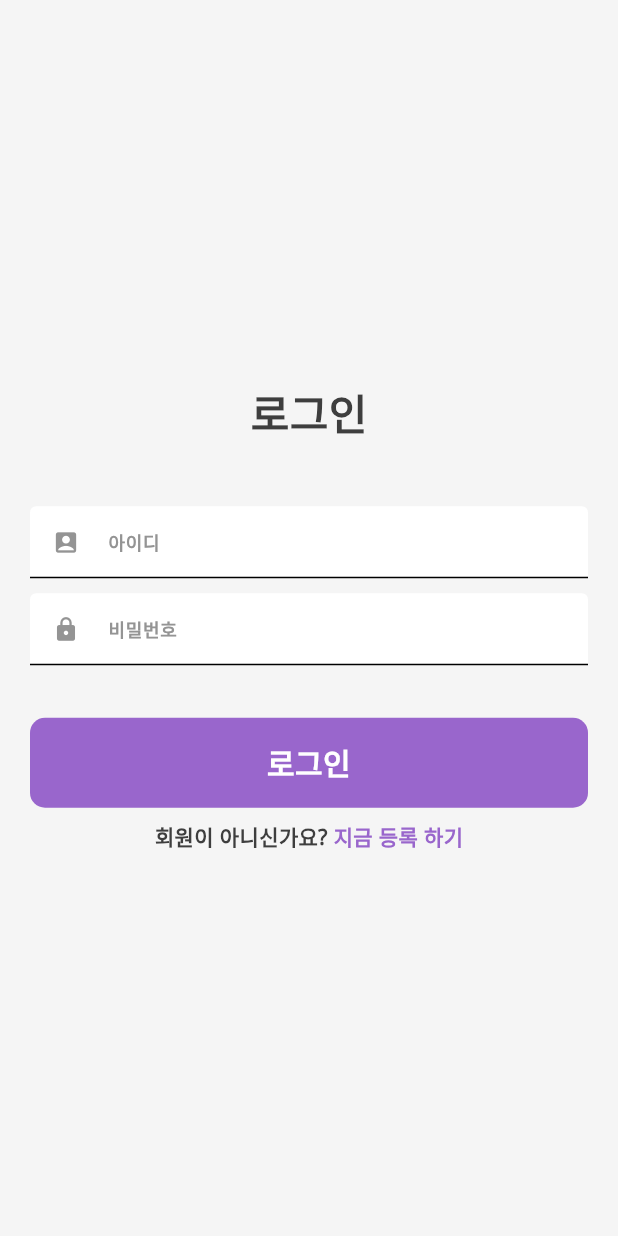
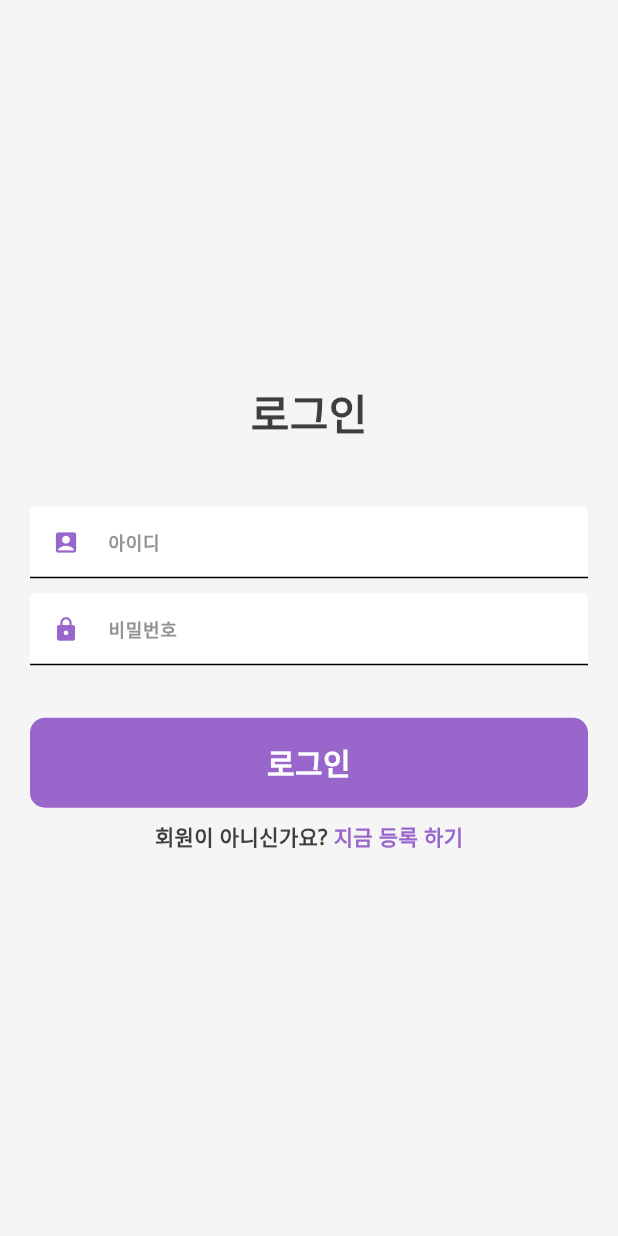
Before and after one commit to kihyun1998/your_turn, a Flutter app: the screen it shows after launch, on a phone screen of 412 x 824 dp. Run offline on Flutter 3.47's test engine with Material 3 defaults, Android fonts, the phone set to English and light mode, and no system bars; our stand-ins replace firebase_core, flutter_riverpod, riverpod_annotation; accounts and stored records are empty; generated files the repository leaves out were written again; project files that could hold a hidden picture were left out.

Commit message:
아이콘 색 수정 및 레이블 색 숫정

```diff
--- a/lib/style/component/custom_textfield.dart
+++ b/lib/style/component/custom_textfield.dart
@@ -42,16 +42,21 @@ class CustomTextField extends ConsumerWidget {
           /// icon
           prefixIcon: Icon(
             icon,
-            color: ref.theme.color.onHintContainer,
+            color: ref.theme.color.primary,
           ),
 
           /// 레이블
           labelText: title,
-          labelStyle: ref.theme.font.body2.copyWith(
-              fontWeight: FontWeight.bold,
-              color: ref.theme.color.onHintContainer),
+          labelStyle: ref.theme.font.boldbody2.copyWith(
+            color: ref.theme.color.onHintContainer,
+          ),
+          floatingLabelStyle: ref.theme.font.boldbody2,
+
+          /// 힌트 문자
           hintText: title,
           hintStyle: ref.theme.font.hintBody12,
+
+          /// 색
           fillColor: ref.theme.color.background,
           filled: true,
           isDense: true,
```
